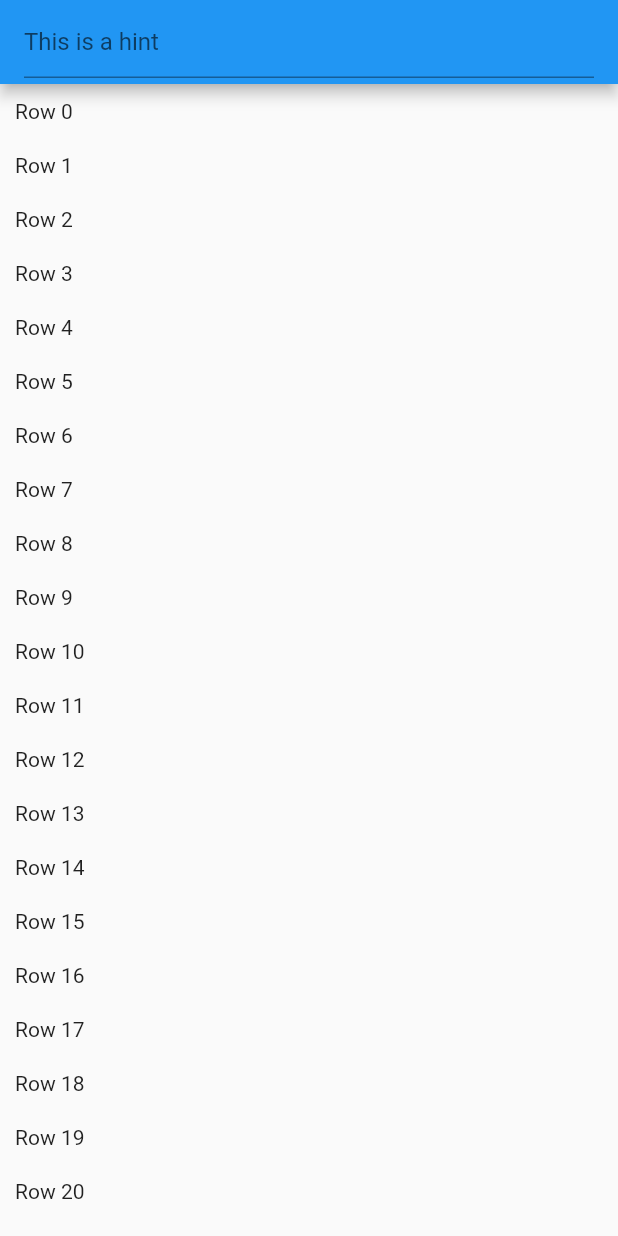
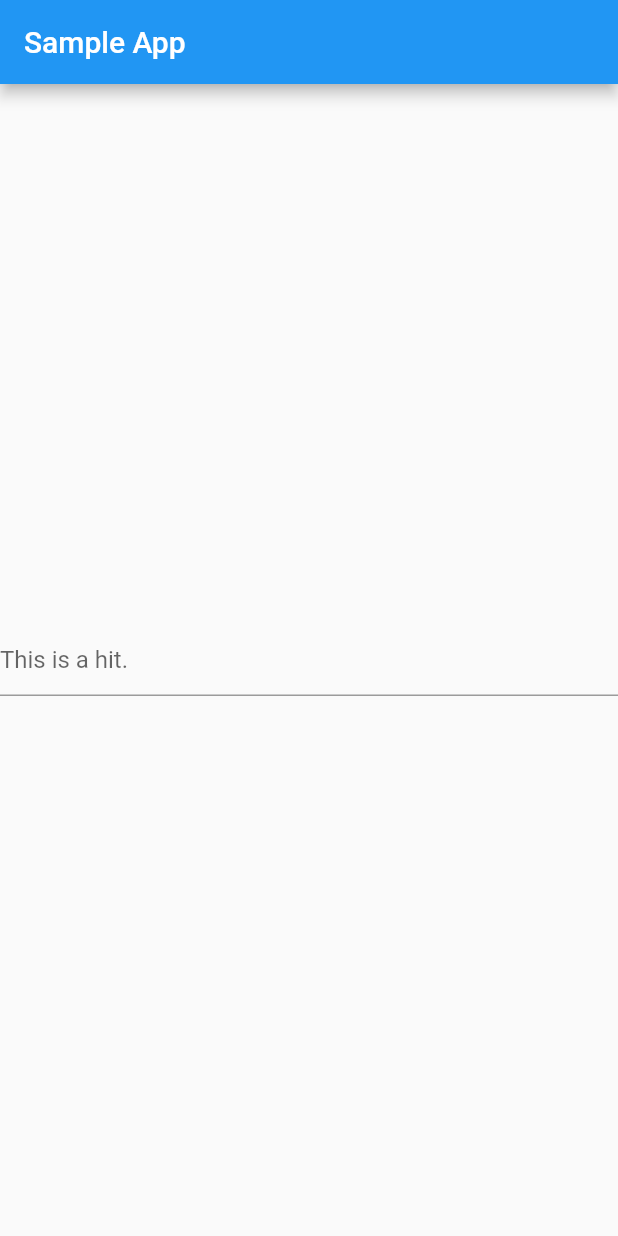
Before and after one commit to liwan11123123/flutter-test, a Flutter app: the screen it shows after launch, on a phone screen of 412 x 824 dp. Run offline on Flutter 3.47's test engine with Material 2 defaults, Android fonts, the phone set to English and light mode, and no system bars.

Commit message:
输入框 校验email

```diff
--- a/lib/main.dart
+++ b/lib/main.dart
@@ -545,7 +545,79 @@
 
 // }
 
-// 无限滚动 demo
+// 无限滚动
+// import 'package:flutter/material.dart';
+
+// void main() {
+//   runApp(SampleApp());
+// }
+
+// class SampleApp extends StatelessWidget {
+//   @override
+//   Widget build(BuildContext context) {
+//     return MaterialApp(
+//       title: 'Sample App',
+//       theme: ThemeData(
+//         primarySwatch: Colors.blue,
+//       ),
+//       home: SampleAppPage(),
+//     );
+//   }
+// }
+
+// class SampleAppPage extends StatefulWidget {
+//   SampleAppPage({Key key}) : super(key: key);
+
+//   @override
+//   _SampleAppPageState createState() => _SampleAppPageState();
+// }
+
+// class _SampleAppPageState extends State<SampleAppPage> {
+//   List widgets = <Widget>[];
+
+//   @override
+//   void initState() {
+//     super.initState();
+//     for (var i = 0; i < 100; i++) {
+//       widgets.add(getRow(i));
+//     }
+//   }
+
+//   @override
+//   Widget build(BuildContext context) {
+//     return Scaffold(
+//       appBar: AppBar(
+//         title: TextField(
+//           decoration: InputDecoration(hintText: "This is a hint"),
+//         ),
+//       ),
+//       body: ListView.builder(
+//         itemCount: widgets.length,
+//         itemBuilder: (BuildContext context, int position) {
+//           return getRow(position);
+//         }),
+//       );
+//   }
+
+//   Widget getRow(int i) {
+//     return GestureDetector(
+//       child: Padding(
+//         padding: EdgeInsets.all(10.0),
+//         child: Text('Row $i'),
+//       ),
+//       onTap: () {
+//         // setState(() {
+//         //   widgets.add(getRow(widgets.length + 1));
+//         //   print('rot $i');
+//         // });
+//         print('row $i');
+//       },
+//     );
+//   }
+// }
+
+
+// 输入框 校验email
 import 'package:flutter/material.dart';
 
 void main() {
@@ -573,64 +645,41 @@ class SampleAppPage extends StatefulWidget {
 }
 
 class _SampleAppPageState extends State<SampleAppPage> {
-  List widgets = <Widget>[];
-
-  @override
-  void initState() {
-    super.initState();
-    for (var i = 0; i < 100; i++) {
-      widgets.add(getRow(i));
-    }
-  }
+  String _errorText;
 
   @override
   Widget build(BuildContext context) {
     return Scaffold(
       appBar: AppBar(
-        title: TextField(
-          decoration: InputDecoration(hintText: "This is a hint"),
+        title: Text('Sample App'),
+      ),
+      body: Center(
+        child: TextField(
+          onSubmitted: (String text) {
+            setState(() {
+              if (!isEmail(text)) {
+                _errorText = 'Error: this is not an email';
+              } else {
+                _errorText = null;
+              }
+            });
+          },
+          decoration: InputDecoration(hintText: 'This is a hit.', errorText: _getErrorText()),
         ),
-      ),
-      body: ListView.builder(
-        itemCount: widgets.length,
-        itemBuilder: (BuildContext context, int position) {
-          return getRow(position);
-        }),
+      )
       );
   }
 
-  Widget getRow(int i) {
-    return GestureDetector(
-      child: Padding(
-        padding: EdgeInsets.all(10.0),
-        child: Text('Row $i'),
-      ),
-      onTap: () {
-        // setState(() {
-        //   widgets.add(getRow(widgets.length + 1));
-        //   print('rot $i');
-        // });
-        print('row $i');
-      },
-    );
+  _getErrorText() {
+    return _errorText;
   }
-  // _getListData() {
-  //   List<Widget> widgets = [];
-  //   for (int i = 0; i < 100; i++) {
-  //     widgets.add(GestureDetector(
-  //       child: Padding(
-  //         padding: EdgeInsets.all(10.0),
-  //         child: Text('Row $i'),
-  //       ),
-  //       onTap: () {
-  //         print('row tapped');
-  //       },
-  //     ));
-  //     // widgets.add(Padding(
-  //     //   padding: EdgeInsets.all(10.0),
-  //     //   child: Text('Row $i'),
-  //     // ));
-  //   }
-  //   return widgets;
-  // }
+
+  bool isEmail(String em) {
+    String emailRegexp =
+      r'^(([^<>()[\]\\.,;:\s@\"]+(\.[^<>()[\]\\.,;:\s@\"]+)*)|(\".+\"))@((\[[0-9]{1,3}\.[0-9]{1,3}\.[0-9]{1,3}\.[0-9]{1,3}\])|(([a-zA-Z\-0-9]+\.)+[a-zA-Z]{2,}))$';
+
+    RegExp regExp = RegExp(emailRegexp);
+
+    return regExp.hasMatch(em);
+  }
 }
```
